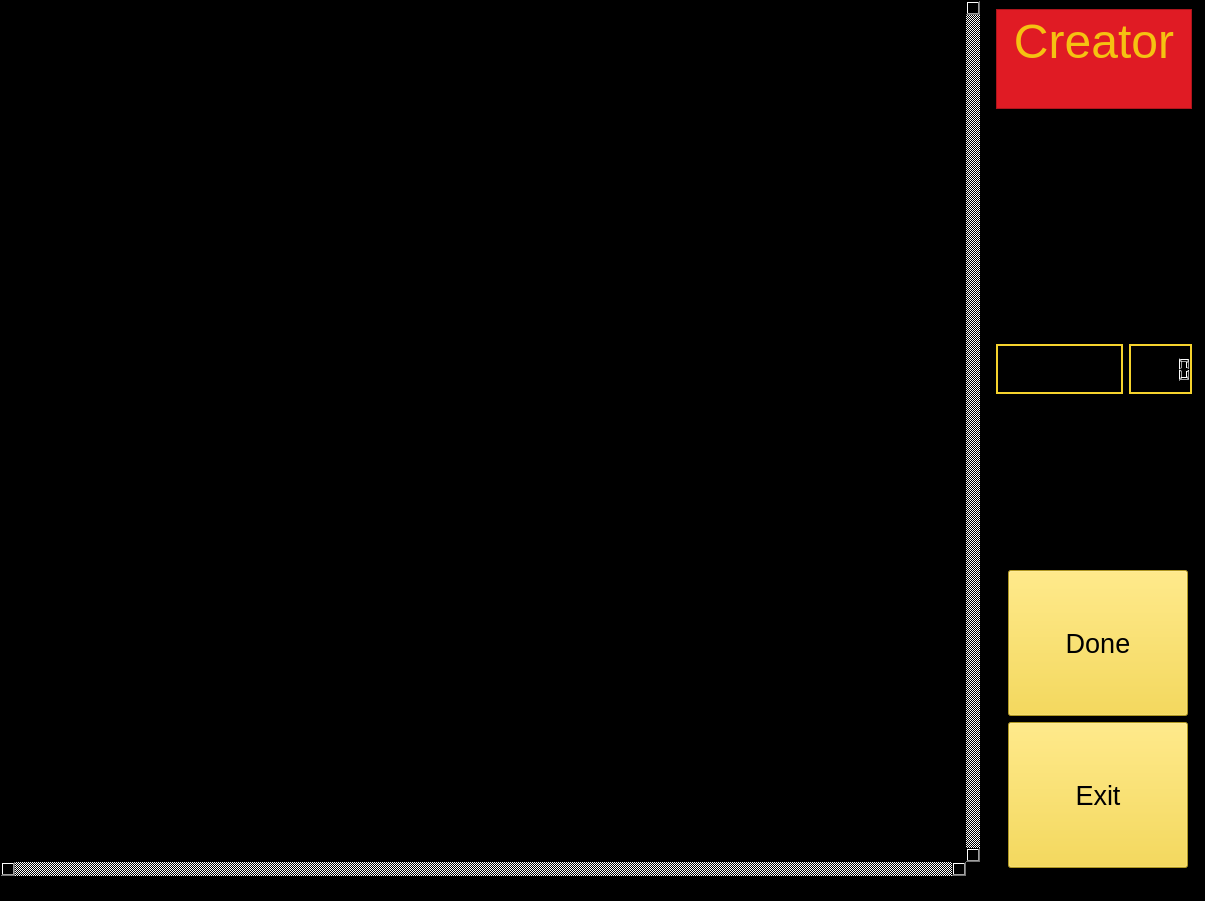
mateozorzi/practice-sdd, file editor/EditorMapas/creador.ui: the form before one commit.
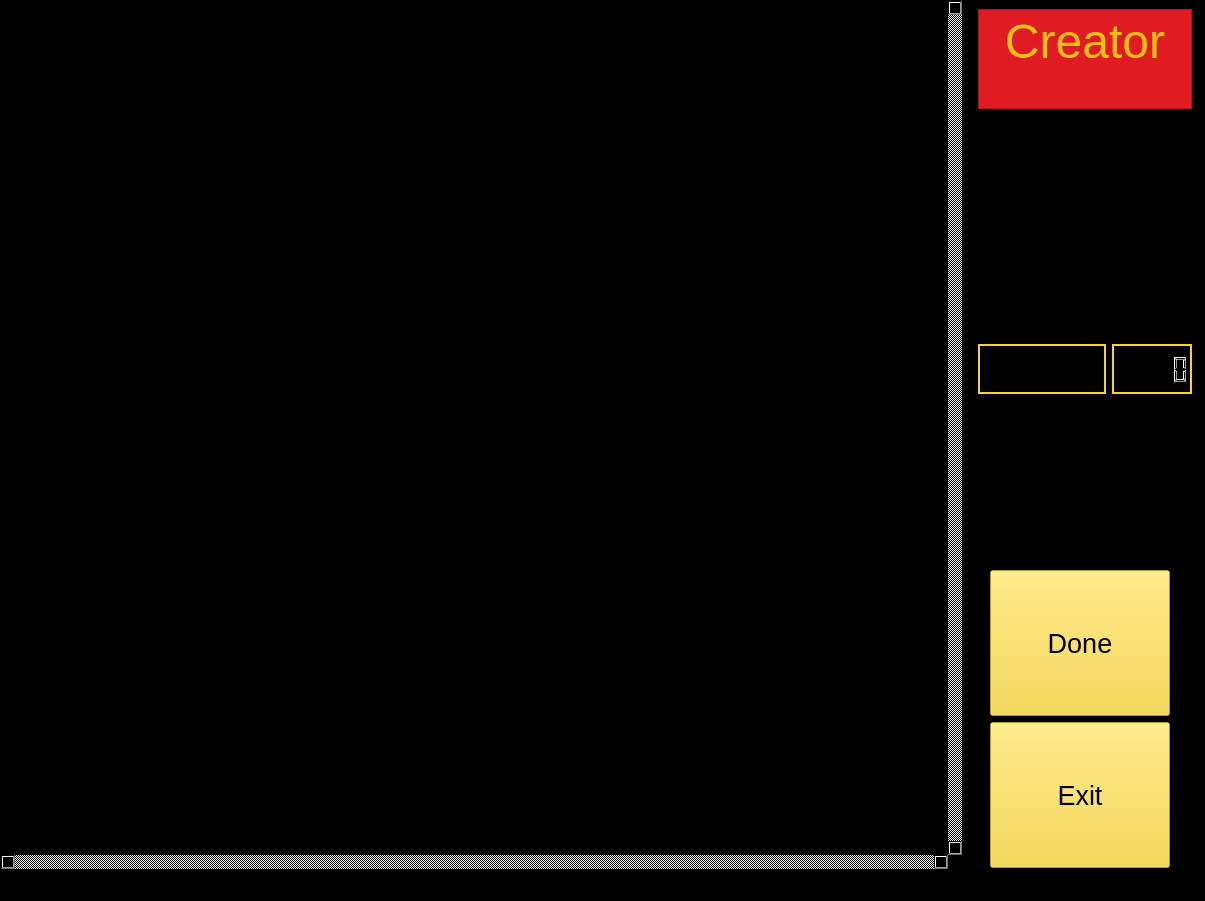
The form after the commit.

Diff of the .ui file:
```diff
--- a/editor/EditorMapas/creador.ui
+++ b/editor/EditorMapas/creador.ui
@@ -74,12 +74,15 @@
       <height>0</height>
      </size>
     </property>
-    <layout class="QHBoxLayout" name="horizontalLayout_2" stretch="1,0">
-     <property name="spacing">
-      <number>6</number>
-     </property>
-     <item>
       <widget class="QGraphicsView" name="labelmap">
+     <property name="geometry">
+      <rect>
+       <x>0</x>
+       <y>0</y>
+       <width>963</width>
+       <height>870</height>
+      </rect>
+     </property>
        <property name="sizePolicy">
         <sizepolicy hsizetype="Expanding" vsizetype="Expanding">
          <horstretch>0</horstretch>
@@ -105,9 +108,15 @@
         <enum>QAbstractScrollArea::SizeAdjustPolicy::AdjustIgnored</enum>
        </property>
       </widget>
-     </item>
-     <item>
       <widget class="QWidget" name="menulateral_2" native="true">
+     <property name="geometry">
+      <rect>
+       <x>978</x>
+       <y>9</y>
+       <width>214</width>
+       <height>859</height>
+      </rect>
+     </property>
        <property name="sizePolicy">
         <sizepolicy hsizetype="Expanding" vsizetype="Expanding">
          <horstretch>0</horstretch>
@@ -352,8 +361,6 @@
         </item>
        </layout>
       </widget>
-     </item>
-    </layout>
    </widget>
   </widget>
   <widget class="QStatusBar" name="statusbar">
```
Lines whose indentation alone changed are shown as unchanged.
